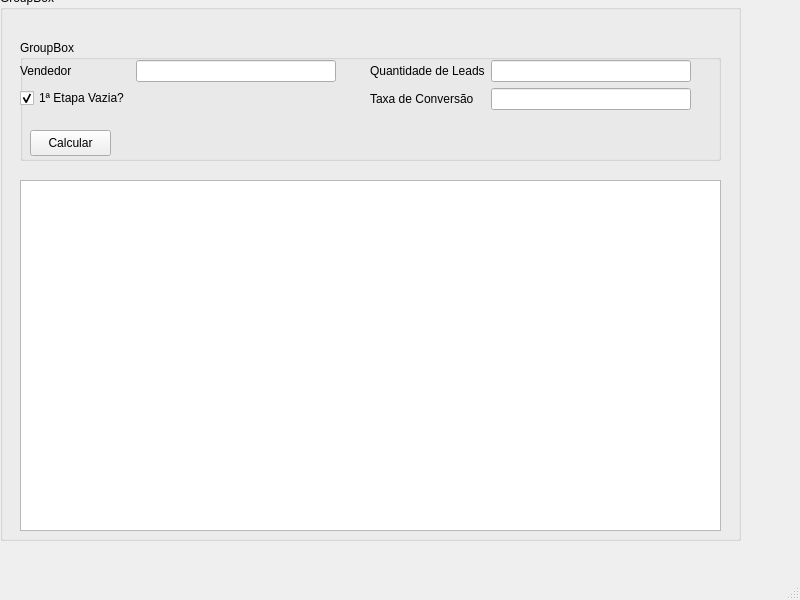
Old version of the form src/ui/janela_principal.ui in the repository carloshenriquecarvalho/sistema-de-priorizacao-de-demanda-de-leads.
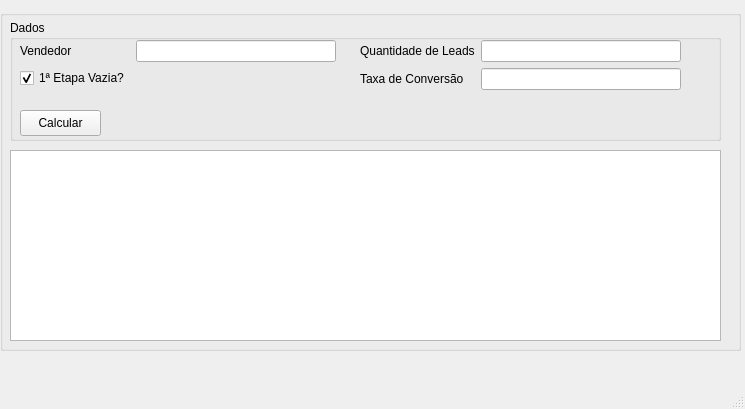
New version of the form.

Commit message: refactor: GUI and priorizacao.py was refactored to a newer version, nothing changed about business logic

Patch:
```diff
--- a/src/ui/janela_principal.ui
+++ b/src/ui/janela_principal.ui
@@ -6,8 +6,8 @@
    <rect>
     <x>0</x>
     <y>0</y>
-    <width>800</width>
-    <height>600</height>
+    <width>745</width>
+    <height>409</height>
    </rect>
   </property>
   <property name="windowTitle">
@@ -18,9 +18,9 @@
     <property name="geometry">
      <rect>
       <x>0</x>
-      <y>-10</y>
+      <y>10</y>
       <width>741</width>
-      <height>551</height>
+      <height>341</height>
      </rect>
     </property>
     <property name="sizePolicy">
@@ -30,27 +30,27 @@
      </sizepolicy>
     </property>
     <property name="title">
-     <string>GroupBox</string>
+     <string/>
     </property>
     <widget class="QGroupBox" name="groupBox_2">
      <property name="geometry">
       <rect>
-       <x>20</x>
-       <y>50</y>
-       <width>701</width>
+       <x>10</x>
+       <y>10</y>
+       <width>711</width>
        <height>121</height>
       </rect>
      </property>
      <property name="title">
-      <string>GroupBox</string>
+      <string>Dados</string>
      </property>
      <widget class="QWidget" name="formLayoutWidget">
       <property name="geometry">
        <rect>
-        <x>0</x>
+        <x>10</x>
         <y>20</y>
         <width>331</width>
-        <height>61</height>
+        <height>71</height>
        </rect>
       </property>
       <layout class="QFormLayout" name="formLayout">
@@ -173,10 +173,10 @@
     <widget class="QListView" name="listView">
      <property name="geometry">
       <rect>
-       <x>20</x>
-       <y>190</y>
-       <width>701</width>
-       <height>351</height>
+       <x>10</x>
+       <y>140</y>
+       <width>711</width>
+       <height>191</height>
       </rect>
      </property>
     </widget>
```
Left out of the diff: 34 changed lines with no effect on the pictures. The commit also changes 4 other files.
